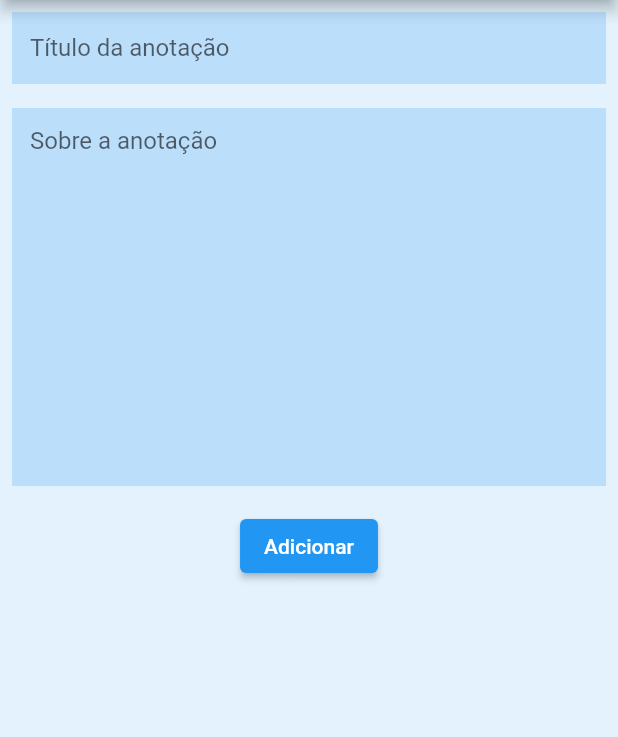
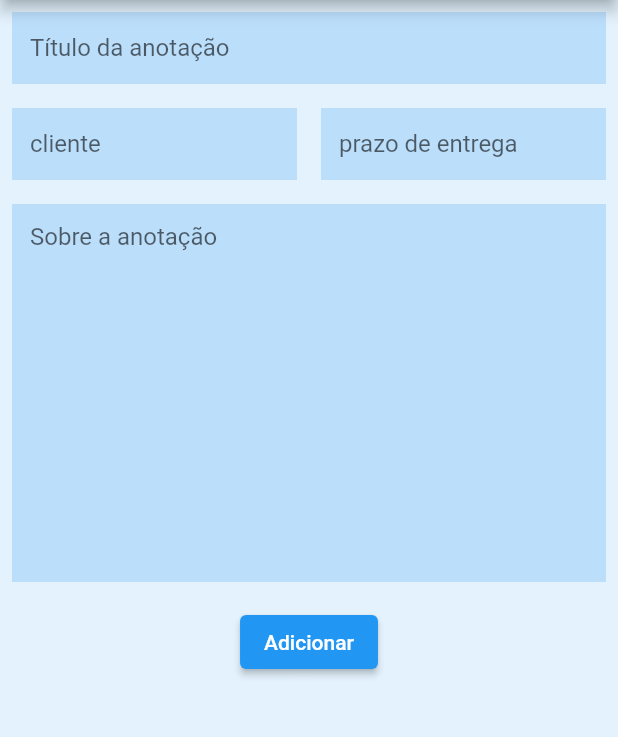
Before and after one commit to JSavioFreire/todolist, a Flutter app: the screen it shows after launch, item 2 of the bottom bar chosen, after a tap on the "add" icon, on a phone screen of 412 x 824 dp, the part 84-821 px from its top. Run offline on Flutter 3.47's test engine with Material 2 defaults, Android fonts, the phone set to English and light mode, and no system bars; our stand-ins replace sqflite; accounts and stored records are empty.

Commit message:
work done

```diff
--- a/lib/data/work/open_db_work.dart
+++ b/lib/data/work/open_db_work.dart
@@ -3,7 +3,7 @@ import 'package:path/path.dart';
 import 'package:todolist/data/work/task_work_db.dart';
 
 Future<Database> getDataBaseWork() async {
-  final String path = join(await getDatabasesPath(), 'taskwork.db');
+  final String path = join(await getDatabasesPath(), 'taskWork.db');
   return openDatabase(path,
       onCreate: ((db, version) => db.execute(TaskWorkDao.taskhomedatabase)),
       version: 1);
--- a/lib/data/work/task_work_db.dart
+++ b/lib/data/work/task_work_db.dart
@@ -5,12 +5,16 @@ import 'open_db_work.dart';
 class TaskWorkDao {
   static const String taskhomedatabase = 'CREATE TABLE $tableName('
       '$name TEXT, '
+      '$client TEXT, '
+      '$date TEXT, '
       '$about TEXT)';
 
   static const tableName = 'taskHomeTable';
 
   static const String name = 'name';
   static const String about = 'about';
+  static const String client = 'client';
+  static const String date = 'date';
 
   save(EachTaskWork newTask) async {
     final Database dataBase = await getDataBaseWork();
@@ -37,14 +41,20 @@ class TaskWorkDao {
     final Map<String, dynamic> taskMap = {};
     taskMap[name] = eachTask.name;
     taskMap[about] = eachTask.about;
+    taskMap[client] = eachTask.client;
+    taskMap[date] = eachTask.date;
     return taskMap;
   }
 
   List<EachTaskWork> toList(List<Map<String, dynamic>> taskMap) {
     final List<EachTaskWork> taskList = [];
     for (Map<String, dynamic> eachTask in taskMap) {
-      final EachTaskWork tasks =
-          EachTaskWork(name: eachTask['name'], about: eachTask['about']);
+      final EachTaskWork tasks = EachTaskWork(
+        name: eachTask['name'],
+        about: eachTask['about'],
+        client: eachTask['client'],
+        date: eachTask['date'],
+      );
       taskList.add(tasks);
     }
     return taskList;
--- a/lib/screens/form/form_screen_work.dart
+++ b/lib/screens/form/form_screen_work.dart
@@ -9,6 +9,8 @@ class FormScreenWork extends StatelessWidget {
 
   TextEditingController nameController = TextEditingController();
   TextEditingController aboutController = TextEditingController();
+  TextEditingController clientController = TextEditingController();
+  TextEditingController dateController = TextEditingController();
 
   @override
   Widget build(BuildContext context) {
@@ -23,6 +25,7 @@ class FormScreenWork extends StatelessWidget {
               Padding(
                 padding: const EdgeInsets.all(8.0),
                 child: TextFormField(
+                  keyboardType: TextInputType.name,
                   controller: nameController,
                   decoration: InputDecoration(
                       fillColor: Colors.blue[100],
@@ -30,6 +33,38 @@ class FormScreenWork extends StatelessWidget {
                       hintText: 'Título da anotação',
                       border: InputBorder.none),
                 ),
+              ),
+              Row(
+                children: [
+                  Flexible(
+                    child: Padding(
+                      padding: const EdgeInsets.all(8.0),
+                      child: TextFormField(
+                        keyboardType: TextInputType.name,
+                        controller: clientController,
+                        decoration: InputDecoration(
+                            fillColor: Colors.blue[100],
+                            filled: true,
+                            hintText: 'cliente',
+                            border: InputBorder.none),
+                      ),
+                    ),
+                  ),
+                  Flexible(
+                    child: Padding(
+                      padding: const EdgeInsets.all(8.0),
+                      child: TextFormField(
+                        controller: dateController,
+                        keyboardType: TextInputType.datetime,
+                        decoration: InputDecoration(
+                            fillColor: Colors.blue[100],
+                            filled: true,
+                            hintText: 'prazo de entrega',
+                            border: InputBorder.none),
+                      ),
+                    ),
+                  ),
+                ],
               ),
               Padding(
                 padding: const EdgeInsets.all(8.0),
@@ -50,8 +85,11 @@ class FormScreenWork extends StatelessWidget {
                   child: ElevatedButton(
                     onPressed: () async {
                       TaskWorkDao().save(EachTaskWork(
-                          name: nameController.text,
-                          about: aboutController.text));
+                        name: nameController.text,
+                        about: aboutController.text,
+                        client: clientController.text,
+                        date: dateController.text,
+                      ));
                       ScaffoldMessenger.of(context).showSnackBar(const SnackBar(
                           content: Text('Anotação salva com sucesso!')));
                       Navigator.pop(context);
```
Also changed, not shown: lib/widgets/listTile/list_work.dart (added, +129 -0 lines), lib/widgets/tasks/eachtask_work.dart (+16 -12 lines).
